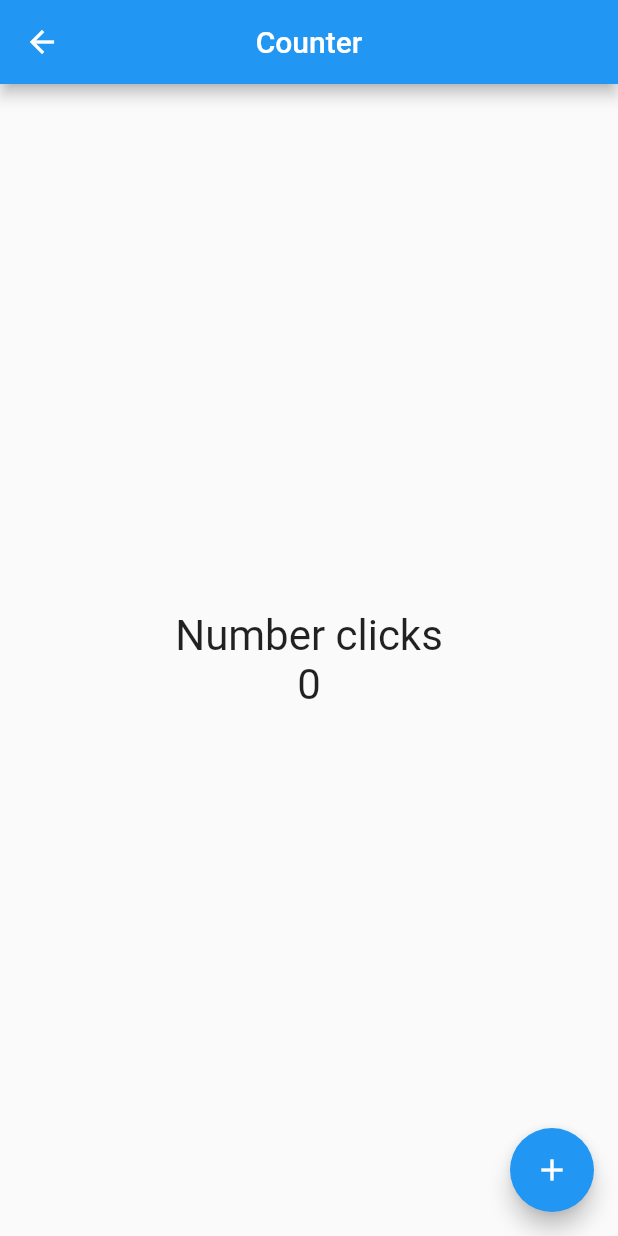
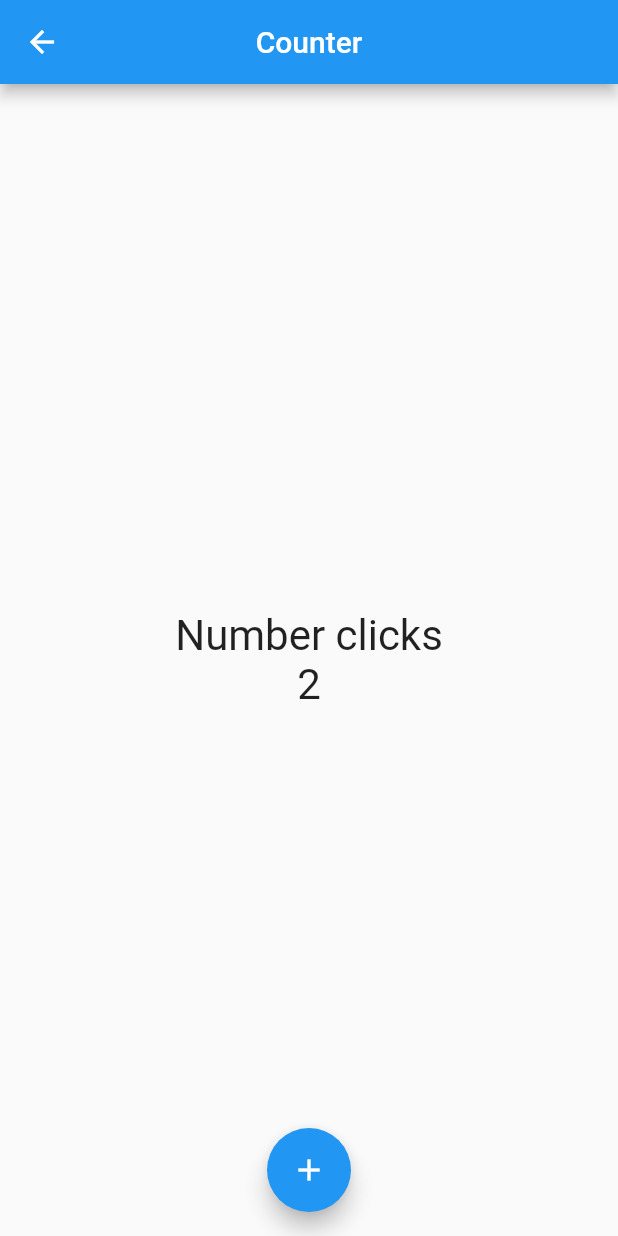
Before and after one commit to X1000V2/udemy-flutter-course, a Flutter app: the CounterPage screen opened directly, on a phone screen of 412 x 824 dp. Run offline on Flutter 3.47's test engine with Material 2 defaults, Android fonts, the phone set to English and light mode, and no system bars.

Commit message:
Changed counter page form StatelessWidget to StatefullWidget.

```diff
--- a/lib/src/pages/CounterPage.dart
+++ b/lib/src/pages/CounterPage.dart
@@ -1,10 +1,19 @@
-
 import 'package:flutter/material.dart';
 import 'package:flutter/widgets.dart';
 
-class CounterPage extends StatelessWidget{
+class CounterPage extends StatefulWidget {
+
+  @override
+  createState() {
+    return _CounterPageState();
+  }
+}
+
+class _CounterPageState extends State<CounterPage> {
 
   final textStyle = TextStyle(fontSize: 28.0);
+
+  int _counter = 2;
 
   @override
   Widget build(BuildContext context) {
@@ -14,16 +23,26 @@ class CounterPage extends StatelessWidget{
         centerTitle: true,
       ),
       body: Center(
-        child: Column(
-          mainAxisAlignment: MainAxisAlignment.center,
-          children: <Widget>[
-            Text('Number clicks',style: textStyle,),
-            Text('0',style: textStyle,),
-          ],
-        )
-      ),
+          child: Column(
+        mainAxisAlignment: MainAxisAlignment.center,
+        children: <Widget>[
+          Text(
+            'Number clicks',
+            style: textStyle,
+          ),
+          Text(
+            '$_counter',
+            style: textStyle,
+          ),
+        ],
+      )),
+      floatingActionButtonLocation: FloatingActionButtonLocation.centerFloat,
       floatingActionButton: FloatingActionButton(
-        onPressed: () => print('Button pressed'),
+        onPressed: (){
+          setState(() {
+            ++_counter;
+          });
+        },
         child: Icon(Icons.add),
       ),
     );
```
